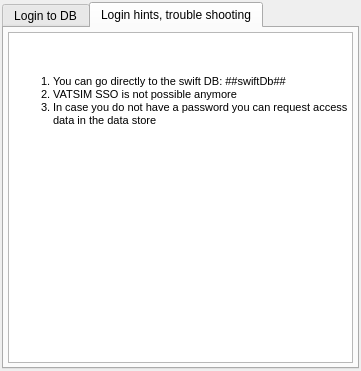
Qt form src/blackgui/components/dblogincomponent.ui (swift-project/pilotclient) before a commit.
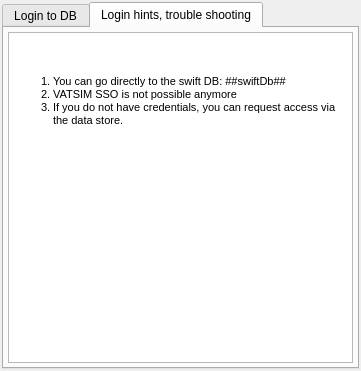
The same form after that commit. The open tabs and pages were chosen to show the change.

Patch:
```diff
--- a/src/blackgui/components/dblogincomponent.ui
+++ b/src/blackgui/components/dblogincomponent.ui
@@ -383,7 +383,7 @@
 &lt;p style=&quot; margin-top:0px; margin-bottom:0px; margin-left:0px; margin-right:0px; -qt-block-indent:0; text-indent:0px;&quot;&gt;&lt;br /&gt;&lt;/p&gt;
 &lt;ol style=&quot;margin-top: 0px; margin-bottom: 0px; margin-left: 0px; margin-right: 0px; -qt-list-indent: 1;&quot;&gt;&lt;li style=&quot; font-size:8pt;&quot; style=&quot; margin-top:12px; margin-bottom:0px; margin-left:0px; margin-right:0px; -qt-block-indent:0; text-indent:0px;&quot;&gt;You can go directly to the swift DB: ##swiftDb## &lt;/li&gt;
 &lt;li style=&quot; font-size:8pt;&quot; style=&quot; margin-top:0px; margin-bottom:0px; margin-left:0px; margin-right:0px; -qt-block-indent:0; text-indent:0px;&quot;&gt;VATSIM SSO is not possible anymore&lt;/li&gt;
-&lt;li style=&quot; font-size:8pt;&quot; style=&quot; margin-top:0px; margin-bottom:12px; margin-left:0px; margin-right:0px; -qt-block-indent:0; text-indent:0px;&quot;&gt;In case you do not have a password you can request access data in the data store </string>
+&lt;li style=&quot; font-size:8pt;&quot; style=&quot; margin-top:0px; margin-bottom:12px; margin-left:0px; margin-right:0px; -qt-block-indent:0; text-indent:0px;&quot;&gt;If you do not have credentials, you can request access via the data store.</string>
          </property>
          <property name="textInteractionFlags">
           <set>Qt::TextBrowserInteraction</set>
```
